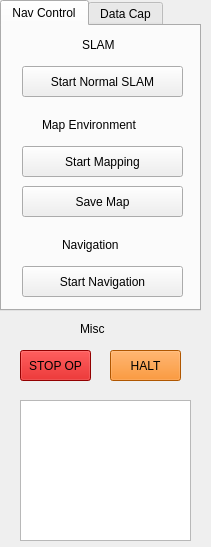
Before: the Qt Designer form UI/resource/building-inspec-control.ui in Concordia-Building-Inspection-Robot/wheeltec-building-inspection, drawn with Qt 5.
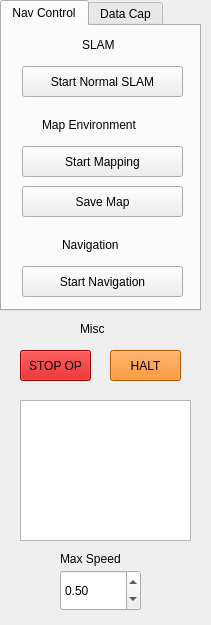
After: the same form once the commit is applied.

Commit message: Moved the halt button logic to the RobotHandler file, added an input field for the max speed

```diff
--- a/UI/resource/building-inspec-control.ui
+++ b/UI/resource/building-inspec-control.ui
@@ -7,7 +7,7 @@
     <x>0</x>
     <y>0</y>
     <width>211</width>
-    <height>547</height>
+    <height>625</height>
    </rect>
   </property>
   <property name="windowTitle">
@@ -263,6 +263,38 @@
     <string>HALT</string>
    </property>
   </widget>
+  <widget class="QDoubleSpinBox" name="maxSpeedInput">
+   <property name="geometry">
+    <rect>
+     <x>60</x>
+     <y>570</y>
+     <width>81</width>
+     <height>41</height>
+    </rect>
+   </property>
+   <property name="maximum">
+    <double>1.000000000000000</double>
+   </property>
+   <property name="singleStep">
+    <double>0.050000000000000</double>
+   </property>
+   <property name="value">
+    <double>0.500000000000000</double>
+   </property>
+  </widget>
+  <widget class="QLabel" name="label">
+   <property name="geometry">
+    <rect>
+     <x>60</x>
+     <y>550</y>
+     <width>81</width>
+     <height>17</height>
+    </rect>
+   </property>
+   <property name="text">
+    <string>Max Speed</string>
+   </property>
+  </widget>
  </widget>
  <tabstops>
   <tabstop>StartNormalSlam</tabstop>
```
Left out of the diff: 2 changed lines with no effect on the pictures. The commit also changes 3 other files.
